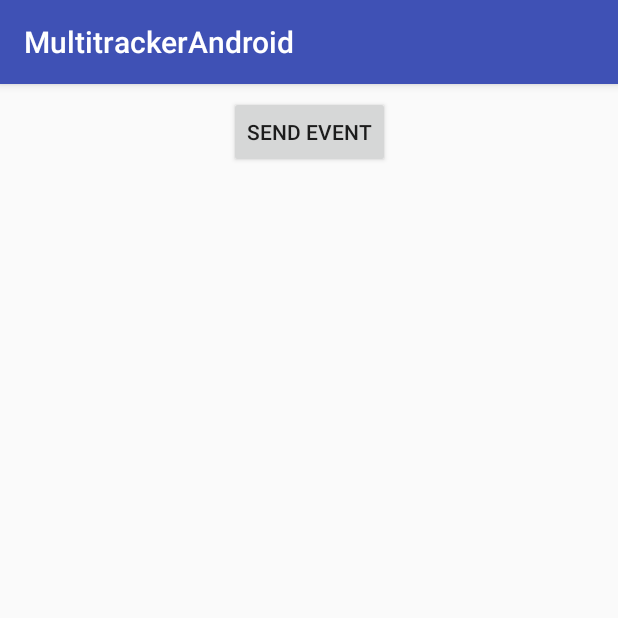
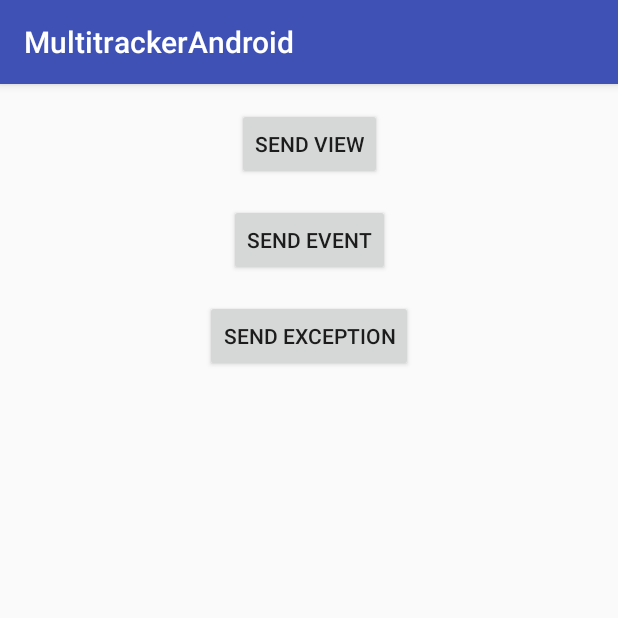
Before and after one commit to Artear/App_Library_ANDROID_MultiTracker, an Android app: the screen it shows after launch (TrackerActivity), after a tap on "SEND EVENT", on a phone screen of 412 x 824 dp, the top half of it. Run offline under Robolectric (Android 15) with nearby library versions, the phone set to English and light mode, and no system bars.

Commit message:
Add: new Application to init MultiTracker, and create two tracker examples. Change: TrackerActivity and use new version mutitracker

```diff
--- a/app/build.gradle
+++ b/app/build.gradle
@@ -26,7 +26,7 @@ dependencies {
     })
 
     compile 'com.android.support:appcompat-v7:25.3.1'
-    compile 'com.artear.multitracker:multitracker:0.0.1'
+    compile 'com.artear.multitracker:multitracker:0.0.2'
     compile 'com.android.support.constraint:constraint-layout:1.0.2'
     testCompile 'junit:junit:4.12'
 }
--- a/app/src/main/AndroidManifest.xml
+++ b/app/src/main/AndroidManifest.xml
@@ -3,6 +3,7 @@
     package="com.artear.multitrackerandroid">
 
     <application
+        android:name=".App"
         android:allowBackup="true"
         android:icon="@mipmap/ic_launcher"
         android:label="@string/app_name"
--- /dev/null
+++ b/app/src/main/java/com/artear/multitrackerandroid/App.java
@@ -0,0 +1,20 @@
+package com.artear.multitrackerandroid;
+
+import android.app.Application;
+
+import com.artear.multitracker.MultiTracker;
+import com.artear.multitrackerandroid.trackers.AnalyticsTracker;
+import com.artear.multitrackerandroid.trackers.OtherCustomTracker;
+
+
+public class App extends Application {
+
+    @Override
+    public void onCreate() {
+        super.onCreate();
+
+        MultiTracker multiTracker = MultiTracker.getInstance();
+        multiTracker.register(new AnalyticsTracker());
+        multiTracker.register(new OtherCustomTracker());
+    }
+}
--- a/app/src/main/java/com/artear/multitrackerandroid/TrackerActivity.java
+++ b/app/src/main/java/com/artear/multitrackerandroid/TrackerActivity.java
@@ -5,7 +5,17 @@ import android.support.v7.app.AppCompatActivity;
 import android.view.View;
 import android.widget.Button;
 
+import com.artear.multitracker.MultiTracker;
+import com.artear.multitrackerandroid.trackers.type.event.MyEvent;
+import com.artear.multitrackerandroid.trackers.type.exception.MyException;
+import com.artear.multitrackerandroid.trackers.type.view.MyView;
+
 public class TrackerActivity extends AppCompatActivity {
+
+    private MyView testView = new MyView("Main View");
+    private MyEvent testEventOne = new MyEvent("Event One");
+    private MyEvent testEventTwo = new MyEvent("Event Two");
+    private MyException testException = new MyException(MyException.ErrorCode.INTERNAL_ERROR , "Error :(");
 
     @Override
     protected void onCreate(Bundle savedInstanceState) {
@@ -17,7 +27,7 @@ public class TrackerActivity extends AppCompatActivity {
         sendEventButton.setOnClickListener(new View.OnClickListener() {
             @Override
             public void onClick(View v) {
-
+                MultiTracker.getInstance().send(testEventOne);
             }
         });
     }
--- /dev/null
+++ b/app/src/main/java/com/artear/multitrackerandroid/trackers/AnalyticsTracker.java
@@ -0,0 +1,36 @@
+package com.artear.multitrackerandroid.trackers;
+
+import android.content.Context;
+import android.util.Log;
+
+import com.artear.multitracker.contract.send.TrackerSend;
+import com.artear.multitracker.contract.tracker.ContextTracker;
+
+
+public class AnalyticsTracker implements ContextTracker {
+
+    @Override
+    public void init(Context context) {
+
+    }
+
+    @Override
+    public void send(TrackerSend params) {
+        Log.d("AnalyticsTracker", "Send params to some place. Param = " + params.toString());
+    }
+
+    @Override
+    public void onResume() {
+
+    }
+
+    @Override
+    public void onPause() {
+
+    }
+
+    @Override
+    public void onDestroy() {
+
+    }
+}
--- /dev/null
+++ b/app/src/main/java/com/artear/multitrackerandroid/trackers/OtherCustomTracker.java
@@ -0,0 +1,36 @@
+package com.artear.multitrackerandroid.trackers;
+
+
+import android.content.Context;
+import android.util.Log;
+
+import com.artear.multitracker.contract.send.TrackerSend;
+import com.artear.multitracker.contract.tracker.ContextTracker;
+
+public class OtherCustomTracker implements ContextTracker {
+
+    @Override
+    public void init(Context context) {
+
+    }
+
+    @Override
+    public void send(TrackerSend params) {
+        Log.d("OtherCustomTracker", "Send params to custom server. Param = " + params.toString());
+    }
+
+    @Override
+    public void onResume() {
+
+    }
+
+    @Override
+    public void onPause() {
+
+    }
+
+    @Override
+    public void onDestroy() {
+
+    }
+}
--- a/app/src/main/res/layout/activity_tracker.xml
+++ b/app/src/main/res/layout/activity_tracker.xml
@@ -7,17 +7,39 @@
     tools:context="com.artear.multitrackerandroid.TrackerActivity">
 
     <Button
+        android:id="@+id/send_view_button"
+        android:layout_width="wrap_content"
+        android:layout_height="wrap_content"
+        android:layout_marginLeft="8dp"
+        android:layout_marginRight="8dp"
+        android:layout_marginTop="16dp"
+        android:text="@string/send_view"
+        app:layout_constraintLeft_toLeftOf="parent"
+        app:layout_constraintRight_toRightOf="parent"
+        app:layout_constraintTop_toTopOf="parent" />
+
+    <Button
         android:id="@+id/send_event_button"
         android:layout_width="wrap_content"
         android:layout_height="wrap_content"
         android:text="@string/send_event"
+        android:layout_marginTop="16dp"
+        app:layout_constraintTop_toBottomOf="@+id/send_view_button"
         android:layout_marginLeft="8dp"
         app:layout_constraintLeft_toLeftOf="parent"
         android:layout_marginRight="8dp"
-        app:layout_constraintRight_toRightOf="parent"
-        app:layout_constraintHorizontal_bias="0.501"
-        app:layout_constraintTop_toTopOf="parent"
-        android:layout_marginTop="8dp" />
+        app:layout_constraintRight_toRightOf="parent" />
 
+    <Button
+        android:id="@+id/send_exception_button"
+        android:layout_width="wrap_content"
+        android:layout_height="wrap_content"
+        android:text="@string/send_exception"
+        android:layout_marginTop="16dp"
+        app:layout_constraintTop_toBottomOf="@+id/send_event_button"
+        android:layout_marginLeft="8dp"
+        app:layout_constraintLeft_toLeftOf="parent"
+        android:layout_marginRight="8dp"
+        app:layout_constraintRight_toRightOf="parent" />
 
 </android.support.constraint.ConstraintLayout>
--- a/app/src/main/res/values/strings.xml
+++ b/app/src/main/res/values/strings.xml
@@ -1,4 +1,6 @@
 <resources>
     <string name="app_name">MultitrackerAndroid</string>
     <string name="send_event">Send Event</string>
+    <string name="send_view">Send View</string>
+    <string name="send_exception">Send Exception</string>
 </resources>
```
